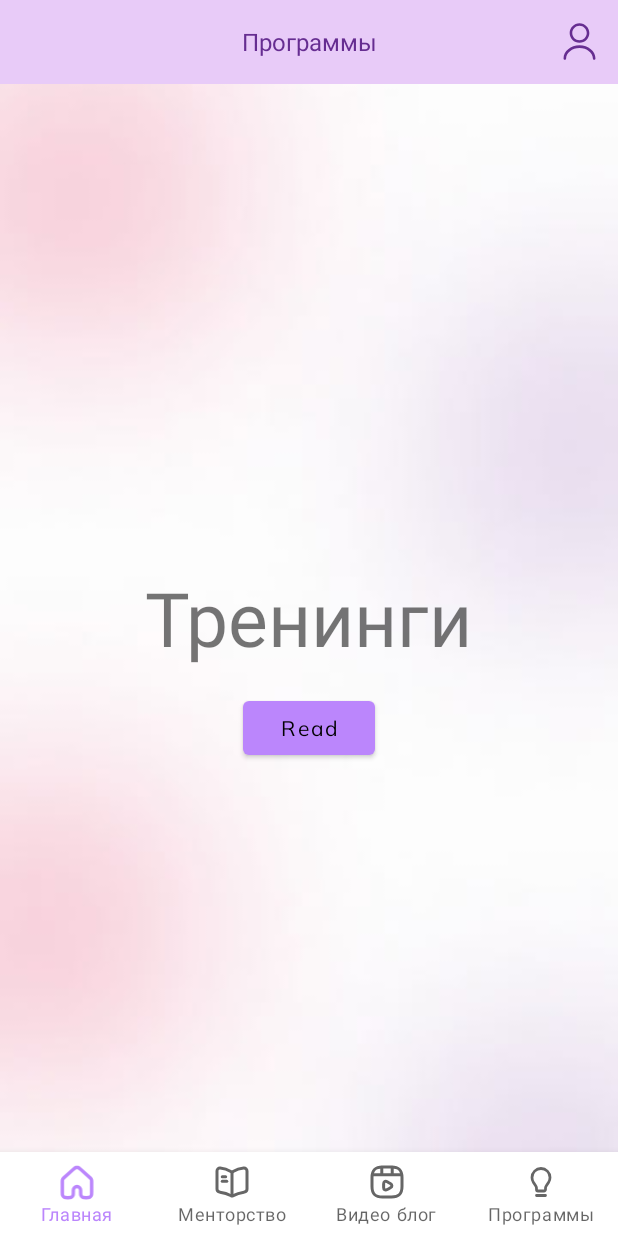
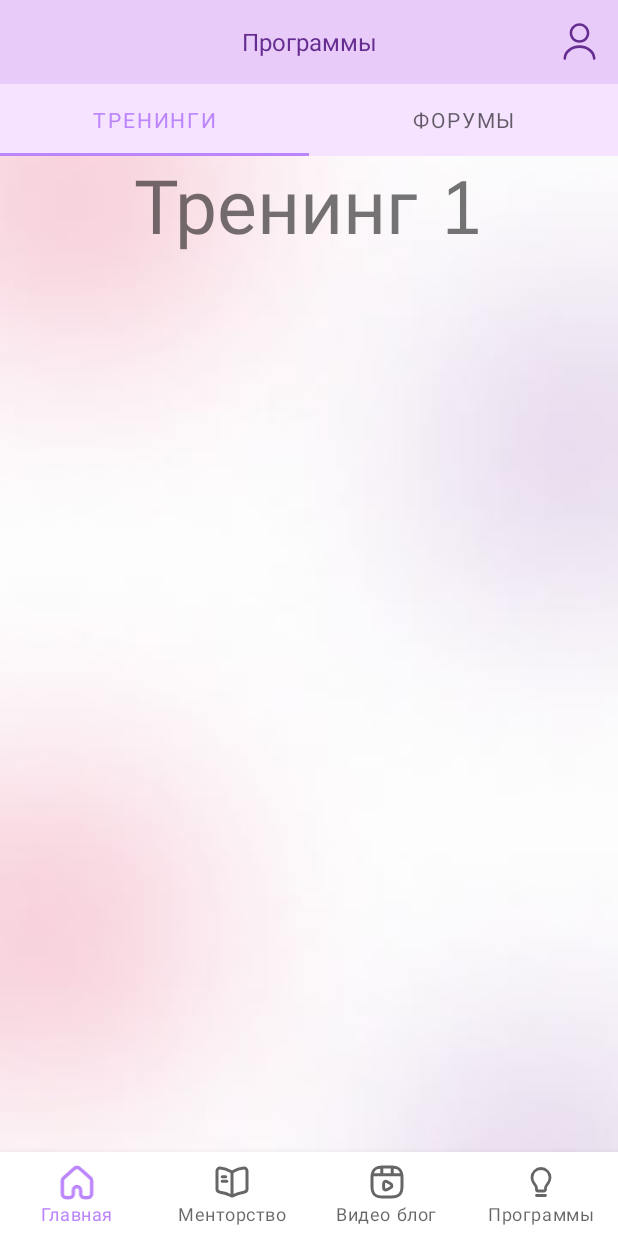
Before and after one commit to arstanrakhmat/girls-for-girls, an Android app: the TrainingsListFragment screen opened through its navigation route, on a phone screen of 412 x 824 dp. Run offline under Robolectric (Android 15) with nearby library versions, the phone set to English and light mode, and no system bars; our stand-ins replace navigation-ui; pictures from the network do not load; Roboto replaces fonts that are not available here; 1 statement that could not run was skipped.

Commit message:
Tab layout for training screen added

```diff
--- a/app/src/main/java/com/example/girls4girls/presentation/trainingsList/TrainingsListFragment.kt
+++ b/app/src/main/java/com/example/girls4girls/presentation/trainingsList/TrainingsListFragment.kt
@@ -1,24 +1,24 @@
 package com.example.girls4girls.presentation.trainingsList
 
-import androidx.lifecycle.ViewModelProvider
 import android.os.Bundle
 import androidx.fragment.app.Fragment
 import android.view.LayoutInflater
 import android.view.View
 import android.view.ViewGroup
-import androidx.navigation.fragment.findNavController
+import androidx.viewpager2.widget.ViewPager2
 import com.example.girls4girls.R
 import com.example.girls4girls.databinding.FragmentTrainingsListBinding
+import com.google.android.material.tabs.TabLayout
+import com.google.android.material.tabs.TabLayoutMediator
 
 class TrainingsListFragment : Fragment() {
 
-    private lateinit var viewModel: TrainingsListViewModel
     private lateinit var binding: FragmentTrainingsListBinding
 
     override fun onCreateView(
         inflater: LayoutInflater, container: ViewGroup?,
         savedInstanceState: Bundle?
-    ): View? {
+    ): View {
         binding = FragmentTrainingsListBinding.inflate(inflater, container, false)
 
         return binding.root
@@ -26,9 +26,21 @@ class TrainingsListFragment : Fragment() {
 
     override fun onViewCreated(view: View, savedInstanceState: Bundle?) {
         super.onViewCreated(view, savedInstanceState)
+        setupViewPager()
+        setupTabLayout(binding.tabLayout, binding.viewPager)
+    }
 
-        binding.readTrainingButton.setOnClickListener {
-            findNavController().navigate(R.id.action_trainingsListFragment_to_trainingFragment)
-        }
+    private fun setupTabLayout(tabLayout: TabLayout, viewPager2: ViewPager2) {
+        TabLayoutMediator(tabLayout, viewPager2) { tab, position ->
+            when (position) {
+                0 -> tab.text = resources.getString(R.string.trainings)
+                1 -> tab.text = resources.getString(R.string.forums)
+            }
+        }.attach()
+    }
+
+    private fun setupViewPager() {
+        val adapter = ViewPagerAdapter(requireActivity())
+        binding.viewPager.adapter = adapter
     }
 }
--- /dev/null
+++ b/app/src/main/java/com/example/girls4girls/presentation/trainingsList/ViewPagerAdapter.kt
@@ -0,0 +1,25 @@
+package com.example.girls4girls.presentation.trainingsList
+
+import androidx.fragment.app.Fragment
+import androidx.fragment.app.FragmentActivity
+import androidx.viewpager2.adapter.FragmentStateAdapter
+import com.example.girls4girls.presentation.forum.ForumFragment
+import com.example.girls4girls.presentation.training.TrainingFragment
+
+private const val NUM_OF_FRAGMENTS = 2
+
+class ViewPagerAdapter(fragmentActivity: FragmentActivity) :
+    FragmentStateAdapter(fragmentActivity) {
+
+    override fun getItemCount(): Int = NUM_OF_FRAGMENTS
+
+    override fun createFragment(position: Int): Fragment {
+        return when (position) {
+            0 -> TrainingFragment()
+            1 -> ForumFragment()
+            else -> {
+                Fragment()
+            }
+        }
+    }
+}
--- a/app/src/main/res/layout/fragment_trainings_list.xml
+++ b/app/src/main/res/layout/fragment_trainings_list.xml
@@ -1,32 +1,28 @@
 <?xml version="1.0" encoding="utf-8"?>
 <androidx.constraintlayout.widget.ConstraintLayout xmlns:android="http://schemas.android.com/apk/res/android"
+    xmlns:app="http://schemas.android.com/apk/res-auto"
     xmlns:tools="http://schemas.android.com/tools"
     android:layout_width="match_parent"
     android:layout_height="match_parent"
-    xmlns:app="http://schemas.android.com/apk/res-auto"
     tools:context=".presentation.trainingsList.TrainingsListFragment">
 
-    <TextView
-        android:id="@+id/TrainingListText"
-        android:layout_width="wrap_content"
+    <com.google.android.material.tabs.TabLayout
+        android:id="@+id/tabLayout"
+        android:layout_width="match_parent"
         android:layout_height="wrap_content"
-        android:text="Тренинги"
-        android:textSize="50dp"
-        app:layout_constraintBottom_toBottomOf="parent"
+        android:background="#F5E3FF"
+        android:theme="@style/ToolbarStyle"
         app:layout_constraintEnd_toEndOf="parent"
         app:layout_constraintStart_toStartOf="parent"
         app:layout_constraintTop_toTopOf="parent" />
 
-    <Button
-        android:id="@+id/readTrainingButton"
-        android:layout_width="wrap_content"
-        android:layout_height="wrap_content"
-        android:layout_marginTop="16dp"
-        android:text="Read"
-        android:textAllCaps="false"
+    <androidx.viewpager2.widget.ViewPager2
+        android:id="@+id/viewPager"
+        android:layout_width="match_parent"
+        android:layout_height="0dp"
         app:layout_constraintEnd_toEndOf="parent"
-        app:layout_constraintHorizontal_bias="0.5"
         app:layout_constraintStart_toStartOf="parent"
-        app:layout_constraintTop_toBottomOf="@+id/TrainingListText" />
+        app:layout_constraintTop_toBottomOf="@id/tabLayout"
+        />
 
 </androidx.constraintlayout.widget.ConstraintLayout>
--- a/app/src/main/res/navigation/training_navigation.xml
+++ b/app/src/main/res/navigation/training_navigation.xml
@@ -9,14 +9,15 @@
         android:id="@+id/trainingsListFragment"
         android:name="com.example.girls4girls.presentation.trainingsList.TrainingsListFragment"
         android:label="@string/bottom_nav_trainings"
-        tools:layout="@layout/fragment_trainings_list">
-        <action
-            android:id="@+id/action_trainingsListFragment_to_trainingFragment"
-            app:destination="@id/trainingFragment" />
-    </fragment>
+        tools:layout="@layout/fragment_trainings_list"/>
     <fragment
         android:id="@+id/trainingFragment"
         android:name="com.example.girls4girls.presentation.training.TrainingFragment"
         android:label="fragment_training"
         tools:layout="@layout/fragment_training" />
+    <fragment
+        android:id="@+id/forumFragment2"
+        android:name="com.example.girls4girls.presentation.forum.ForumFragment"
+        android:label="fragment_forum"
+        tools:layout="@layout/fragment_forum" />
 </navigation>
--- a/app/src/main/res/values/strings.xml
+++ b/app/src/main/res/values/strings.xml
@@ -9,6 +9,8 @@
     <string name="hello_blank_fragment">Hello blank fragment</string>
 
     <string name="trainings_and_forums">Тренинги и Форумы</string>
+    <string name="trainings">Тренинги</string>
+    <string name="forums">Форумы</string>
     <string name="useful_video_lessons">Полезные видео уроки</string>
     <string name="happy_to_see_you_again">Рады видеть тебя снова!</string>
     <string name="phone_number_or_email">Номер телефона\n или \n электронная почта</string>
--- a/app/src/main/res/values/style.xml
+++ b/app/src/main/res/values/style.xml
@@ -20,4 +20,6 @@
         <item name="android:textSize">16sp</item>
     </style>
 
+
+
 </resources>
```
